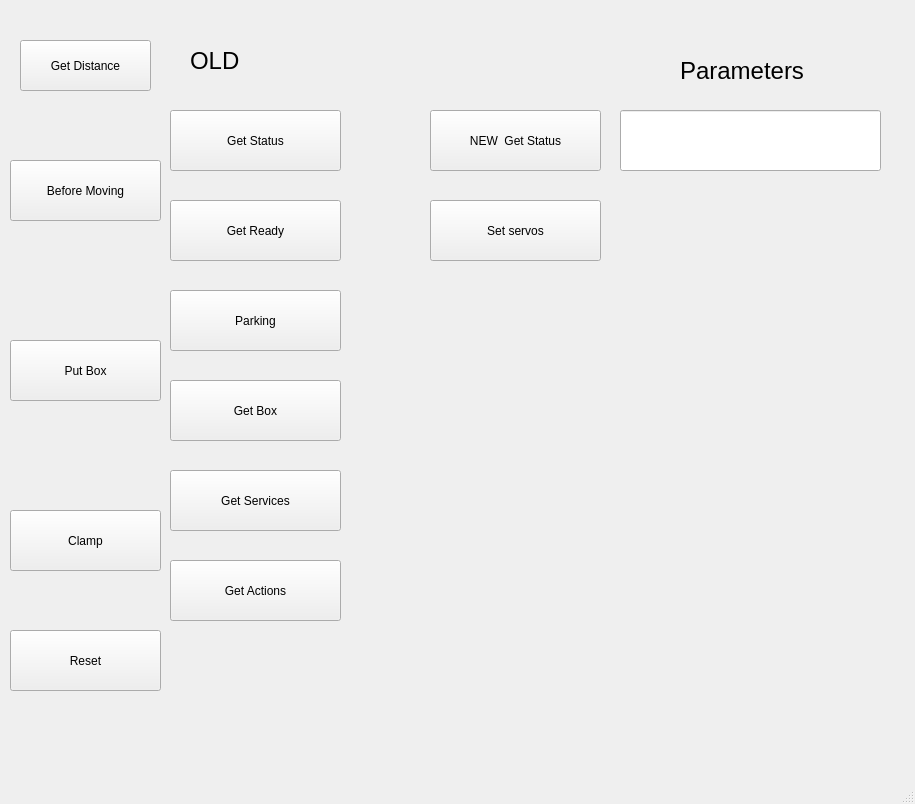
This is mobman/gui-client/mainwindow.ui in evkuz/qt_linux as Qt 5 draws it before an edit. The edited form follows.
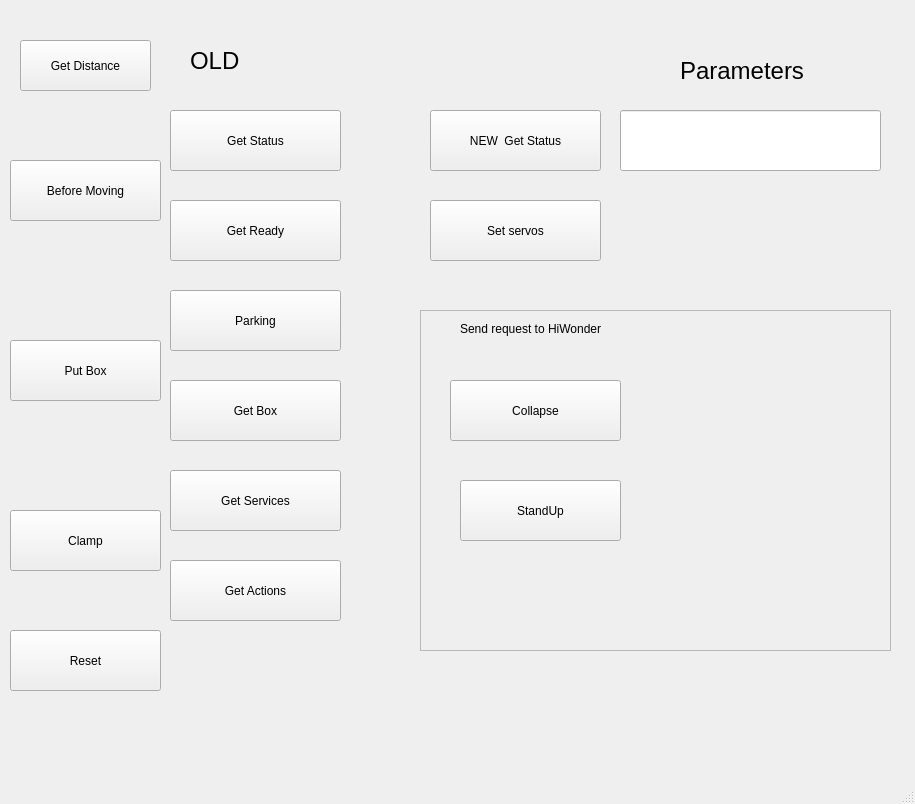
This is the edited form.

Diff of the .ui file:
```diff
--- a/mobman/gui-client/mainwindow.ui
+++ b/mobman/gui-client/mainwindow.ui
@@ -229,6 +229,61 @@
      <string>Reset</string>
     </property>
    </widget>
+   <widget class="QFrame" name="frameHiWonder">
+    <property name="geometry">
+     <rect>
+      <x>420</x>
+      <y>310</y>
+      <width>471</width>
+      <height>341</height>
+     </rect>
+    </property>
+    <property name="frameShape">
+     <enum>QFrame::StyledPanel</enum>
+    </property>
+    <property name="frameShadow">
+     <enum>QFrame::Raised</enum>
+    </property>
+    <widget class="QLabel" name="label">
+     <property name="geometry">
+      <rect>
+       <x>40</x>
+       <y>10</y>
+       <width>221</width>
+       <height>17</height>
+      </rect>
+     </property>
+     <property name="text">
+      <string>Send request to HiWonder</string>
+     </property>
+    </widget>
+    <widget class="QPushButton" name="CollapsButton">
+     <property name="geometry">
+      <rect>
+       <x>30</x>
+       <y>70</y>
+       <width>171</width>
+       <height>61</height>
+      </rect>
+     </property>
+     <property name="text">
+      <string>Collapse</string>
+     </property>
+    </widget>
+    <widget class="QPushButton" name="pushButton_2">
+     <property name="geometry">
+      <rect>
+       <x>40</x>
+       <y>170</y>
+       <width>161</width>
+       <height>61</height>
+      </rect>
+     </property>
+     <property name="text">
+      <string>StandUp</string>
+     </property>
+    </widget>
+   </widget>
   </widget>
   <widget class="QMenuBar" name="menubar">
    <property name="geometry">
```
